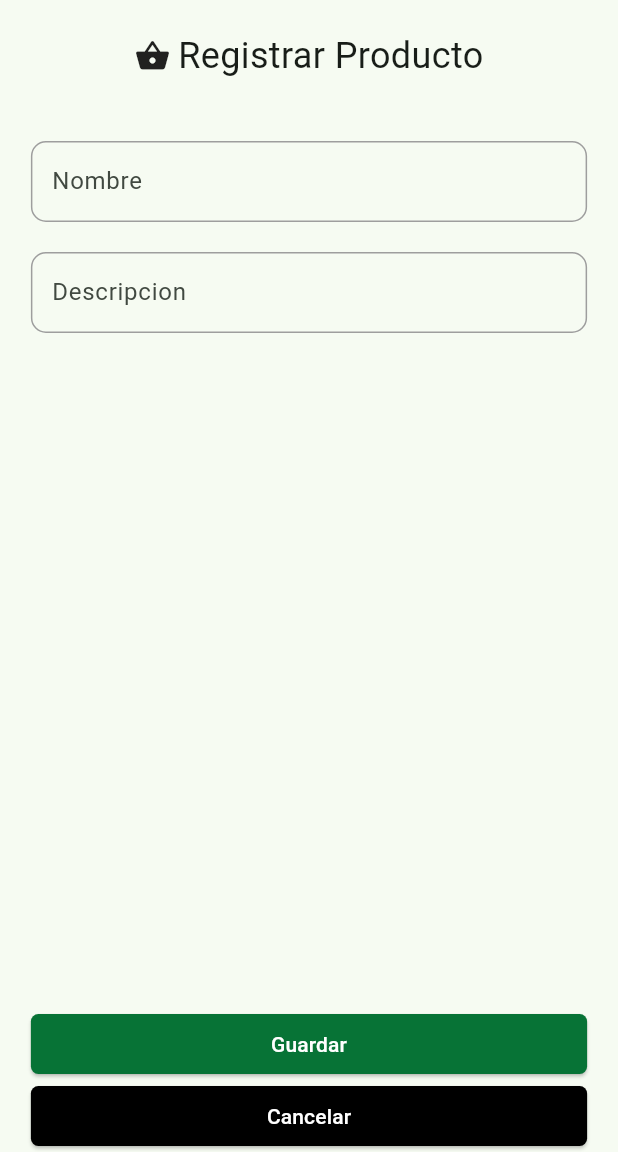
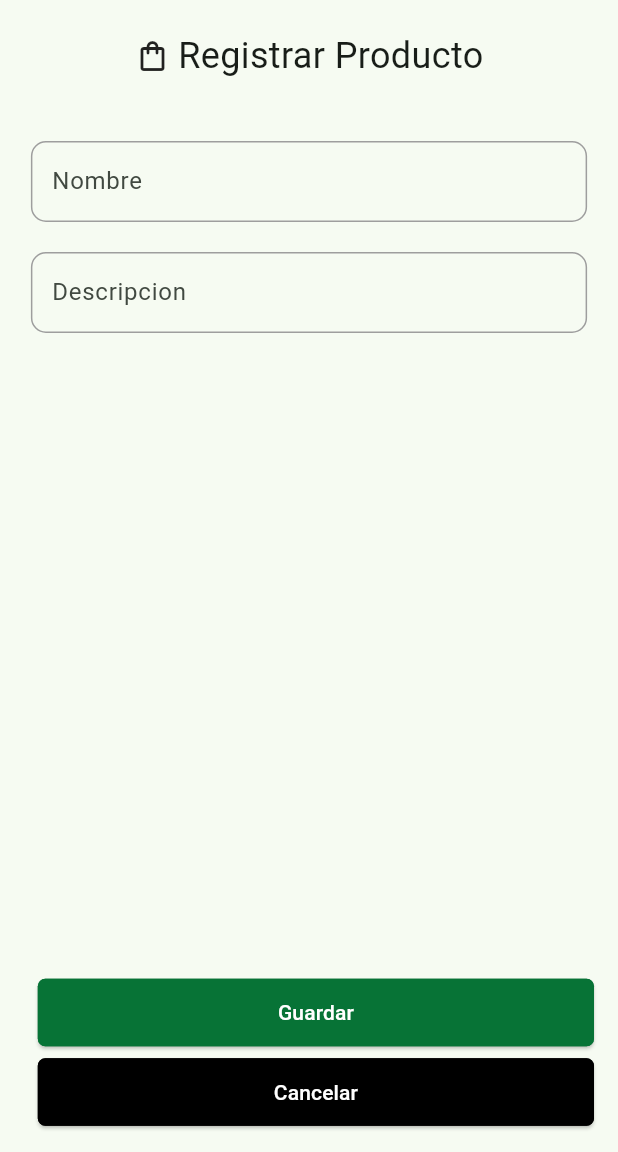
Before and after one commit to florezSena/LemonMovil, a Flutter app: the AddProduct screen opened directly, on a phone screen of 412 x 824 dp, the part 84-1236 px from its top. Run offline on Flutter 3.47's test engine with Material 3 defaults, Android fonts, the light colour scheme and no system bars; network calls fail.

Commit message:
En el layout puse el nuevo icon de producto, en add product cambie los botones , el icono, y la funcionalidad de que no lo deje salir si se esta haciendo la peticion(Solo desde el boton falta el PopScope), en editproduct cambie el icon y los botones en crear venta arrgle el ontap de finalventa que aparecia el boton de agregar cliente junto con el modal de cargando que aparecia despues de darle cancelar a la alerta de realizar compra en carrito de compra cambie el icon, en final venta ya no aparece el boton de eliminar en la lista de productos en metodos provider elimine el que decia modal, en service de producto agrege el toJson ya que no estaba dejando crear, en alertas widget añadi que no puede salirse del alertacargando en detalle card agregue un nuevo parametro requerido para saber si muestro el boton de eliminar o no en el modal de add product cambie al nuevo icono de productos y en product card ahora muestro la alerta de cargando cuando elimino o inhabilito

```diff
--- a/lib/pages/layout/layout_index.dart
+++ b/lib/pages/layout/layout_index.dart
@@ -40,7 +40,7 @@ class _LayoutIndex extends State<LayoutIndex> {
         },
         currentIndex:_pageActual,
         items: const [
-          BottomNavigationBarItem(icon:Icon( Icons.shopping_bag),label: "Productos"),
+          BottomNavigationBarItem(icon:Icon( Icons.shopping_bag_outlined),label: "Productos"),
           BottomNavigationBarItem(icon:Icon( Icons.monetization_on),label: "Ventas")
         ],
       ),
--- a/lib/pages/products/add_product.dart
+++ b/lib/pages/products/add_product.dart
@@ -35,7 +35,7 @@ class _AddProduct extends State<AddProduct> {
                   child:const Row(
                     mainAxisAlignment: MainAxisAlignment.center,
                     children: [
-                      Icon(Icons.shopping_basket),
+                      Icon(Icons.shopping_bag_outlined),
                       Padding(padding: EdgeInsets.only(left: 5)),
                       Text(
                         "Registrar Producto",
@@ -116,10 +116,18 @@ class _AddProduct extends State<AddProduct> {
                     return null;
                   }
                 ),
-                const Spacer(),
-                SizedBox(
-                  width: double.infinity,
-                  child: ElevatedButton(
+              ],
+            ),
+          )
+        ),
+      ),
+      floatingActionButton: SizedBox(
+        width: MediaQuery.of(context).size.width * 0.9,
+        child: Column(
+          mainAxisAlignment: MainAxisAlignment.end,
+          children: [
+
+            ElevatedButton(
               onPressed: () async{
                 if (_formKey.currentState!.validate() && _isPosting==false) {
 
@@ -180,35 +188,39 @@ class _AddProduct extends State<AddProduct> {
                 }
               },
               style: ElevatedButton.styleFrom(
+                minimumSize:const Size(double.infinity,45),
                 backgroundColor: primaryColor,
+                side: const BorderSide(color:primaryColor,width: 1),
                 shape:const RoundedRectangleBorder( // Configura los bordes
                   borderRadius: BorderRadius.all(Radius.circular(5)),
                 ),
               ),
               child:const Text('Guardar',style: TextStyle(color: Colors.white),)
             ),
-                ),
-                SizedBox(
-                  width: double.infinity,
-                  child: ElevatedButton(
+            const Padding(padding: EdgeInsets.only(top: 5)),
+            ElevatedButton(
                 onPressed: () async{
+                  if(!_isPosting){
                     Navigator.pop(context);
+                  }
                 },
                 style: ElevatedButton.styleFrom(
+                  minimumSize:const Size(double.infinity,45),
                   backgroundColor: Colors.black,
-                    padding: const EdgeInsets.symmetric(vertical: 10.0), // Ajusta la altura
-                    shape:const RoundedRectangleBorder( // Configura los bordes
-                      borderRadius: BorderRadius.all(Radius.circular(5)),
+                  side: const BorderSide(color:Colors.black,width: 1),
+                  shape: RoundedRectangleBorder(
+                    borderRadius: BorderRadius.circular(5),
                   ),
                 ),
               child:const Text('Cancelar',style: TextStyle(color: Colors.white)),
             ),
-                )
+
+
+
+
           ],
         ),
-          )
       ),
-      )
     );
   }
 }
--- a/lib/pages/ventas/crear_venta/carrito_venta.dart
+++ b/lib/pages/ventas/crear_venta/carrito_venta.dart
@@ -52,7 +52,7 @@ class _CarritoVentaState extends State<CarritoVenta> {
                         borderRadius: BorderRadius.circular(5),
                       ),
 
-                      child:DetalleCard(detalle: detalle,)
+                      child:DetalleCard(detalle: detalle,mostrarDelete: true,)
                       );
                     },
                   );
--- a/lib/pages/ventas/crear_venta/final_venta.dart
+++ b/lib/pages/ventas/crear_venta/final_venta.dart
@@ -60,7 +60,7 @@ class FinalVenta extends StatelessWidget {
                         borderRadius: BorderRadius.circular(5),
                       ),
 
-                      child:DetalleCard(detalle: detalle,)
+                      child:DetalleCard(detalle: detalle,mostrarDelete: false,)
                       );
                     },
                   );
--- a/lib/providers/metodos_provider.dart
+++ b/lib/providers/metodos_provider.dart
@@ -2,10 +2,7 @@ import 'package:flutter/material.dart';
 
 class MetodosProvider with ChangeNotifier{
   bool _isMetodosExecute=false;
-  bool _isModalExecute=false;
-
   bool get isMetodoExecuteGet=>_isMetodosExecute;
-  bool get isModalExecuteGet=>_isModalExecute;
 
   void metodoExecuting(){
     _isMetodosExecute=true;
@@ -16,13 +13,5 @@ class MetodosProvider with ChangeNotifier{
     notifyListeners();
   }
 
-  void modalExecuting(){
-    _isModalExecute=true;
-    notifyListeners();
-  }
-  void modalExecuted(){
-    _isModalExecute=false;
-    notifyListeners();
-  }
 
 }
--- a/lib/services/service_product.dart
+++ b/lib/services/service_product.dart
@@ -109,7 +109,7 @@ Future<bool>  postProductos(String name,String? descripcion) async {
     1,
   );
   // Convertir el objeto a JSON
-  String productoJson = jsonEncode(producto);
+  String productoJson = jsonEncode(producto.productoToJson());
   final Uri url = Uri.parse("$httpUrl/Productos/InsertProduct");
   final response = await http.post(
     url,
--- a/lib/widgets/modal_add_producto.dart
+++ b/lib/widgets/modal_add_producto.dart
@@ -27,7 +27,7 @@ void modalAddProduct(BuildContext context,Producto producto)  {
                 child:const Row(
                   mainAxisAlignment: MainAxisAlignment.center,
                   children: [
-                    Icon(Icons.shopping_basket),
+                    Icon(Icons.shopping_bag_outlined),
                     Padding(padding: EdgeInsets.only(left: 5)),
                     Text(
                       "Agregando un producto",
```
Also changed, not shown: lib/pages/products/edit_product.dart (+22 -15 lines), lib/pages/products/products_index.dart (+5 -4 lines), lib/pages/ventas/crear_venta.dart (+6 -5 lines), lib/widgets/alertas_widget.dart (+16 -7 lines), lib/widgets/detalle_card.dart (+6 -4 lines), lib/widgets/product_card.dart (+14 -7 lines). Lines whose indentation alone changed are shown as unchanged.
